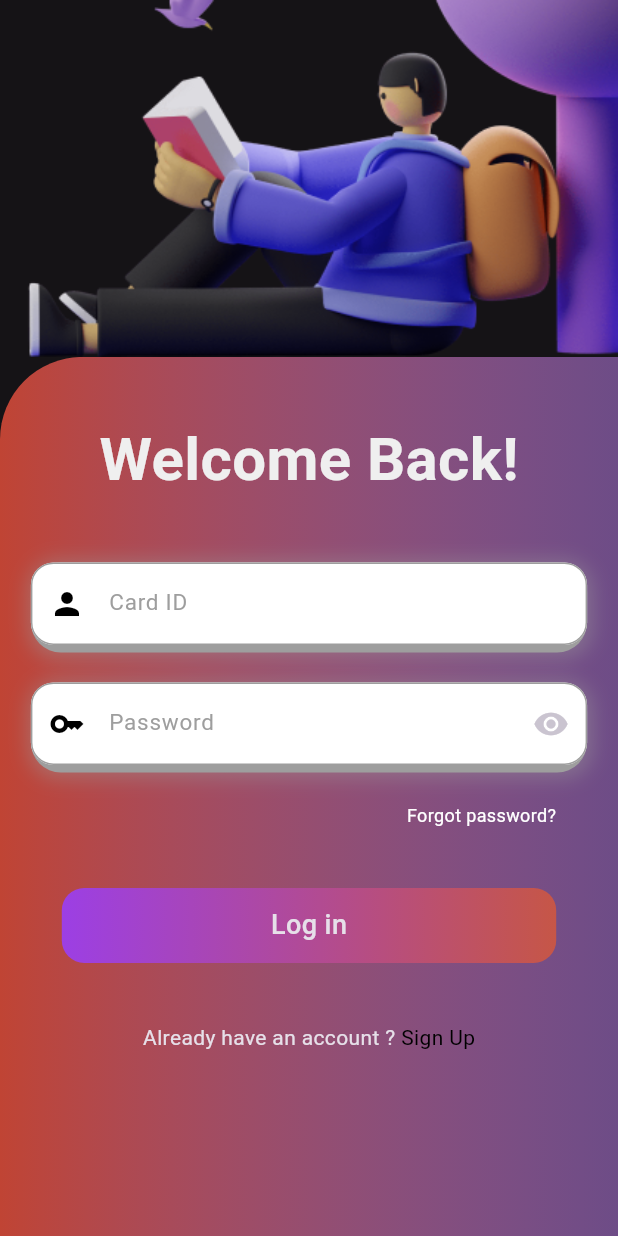
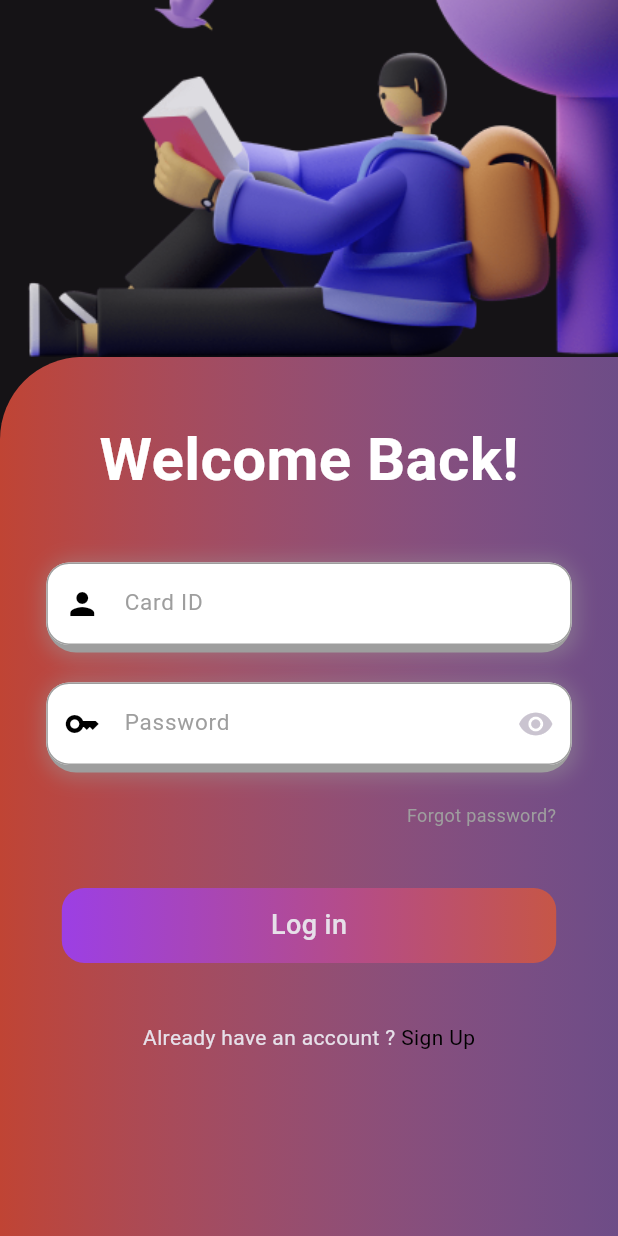
Before and after one commit to OMARALSAIED/ips_tracking, a Flutter app: the screen it shows after launch, on a phone screen of 412 x 824 dp. Run offline on Flutter 3.47's test engine with Material 3 defaults, Android fonts, the phone set to English and light mode, and no system bars; our stand-ins replace go_router, qr_flutter; missing offline and left inert: qr_code_scanner.

Commit message:
signUP first Screen Done

```diff
--- a/lib/Features/Auth/presentation/view/SignUp.dart
+++ b/lib/Features/Auth/presentation/view/SignUp.dart
@@ -1,11 +1,11 @@
 import 'package:flutter/material.dart';
 import 'package:ips_tracking/Features/Auth/presentation/view/widgets/SignUp_body.dart';
 
-class SignUp extends StatelessWidget {
-  const SignUp({super.key});
+class  SignUp extends StatelessWidget {
+  const  SignUp({super.key});
 
   @override
   Widget build(BuildContext context) {
-    return SignUpBody();
+    return Scaffold(body:  SignUpBody(),);
   }
 }
--- a/lib/Features/Auth/presentation/view/widgets/CustomContainerTextField.dart
+++ b/lib/Features/Auth/presentation/view/widgets/CustomContainerTextField.dart
@@ -1,4 +1,6 @@
+import 'package:flutter/cupertino.dart';
 import 'package:flutter/material.dart';
+
 
 import 'package:ips_tracking/core/utils/Styles.dart';
 
@@ -9,11 +11,13 @@ class CustomContainerTextField extends StatelessWidget {
     super.key,
     required this.hint, required this.prefixIcon,
      this.suffixIcon,
-     this.validator
+     this.validator,
+
   });
   final Icon prefixIcon;
    Icon? suffixIcon;
   final String? hint;
+
   String? Function(String?)? validator;
 
   @override
@@ -32,7 +36,7 @@ class CustomContainerTextField extends StatelessWidget {
                     offset: Offset(1, 1))
               ]),
           height: 60,
-          width: MediaQuery.of(context).size.width * 0.9,
+          width: MediaQuery.of(context).size.width * 0.85,
           child: TextFormField(
 
             validator:validator ,
--- a/lib/Features/Auth/presentation/view/widgets/CustomPassword_TextField.dart
+++ b/lib/Features/Auth/presentation/view/widgets/CustomPassword_TextField.dart
@@ -36,7 +36,7 @@ class _CustomPasswordTextFieldState extends State<CustomPasswordTextField> {
                 offset: Offset(1, 1))
           ]),
       height: 60,
-      width: MediaQuery.of(context).size.width * 0.9,
+      width: MediaQuery.of(context).size.width * 0.85,
       child: TextFormField(
 
         obscureText: obscureText,
--- a/lib/constant.dart
+++ b/lib/constant.dart
@@ -3,6 +3,7 @@ import 'package:flutter/material.dart';
 const kprimaryColor = Color(0xff151316);
 const kBlackColor =Colors.black;
 const kWhiteColor =Colors.white;
+const kgreyColor =Colors.grey;
 const kliner1=Color.fromARGB(255, 192, 68, 52);
 const kliner2=Color.fromARGB(143, 179, 121, 223);
 const kTranstionDuartion = Duration(milliseconds: 250);
--- a/lib/core/utils/Styles.dart
+++ b/lib/core/utils/Styles.dart
@@ -6,7 +6,7 @@ import 'package:ips_tracking/constant.dart';
 abstract class Styles {
 
   static const textstyle40 =
-      TextStyle(fontSize: 40, fontWeight: FontWeight.w600,color: Color(0xffEFEFEF));
+      TextStyle(fontSize: 40, fontWeight: FontWeight.w600,color: kWhiteColor);
 
   static const textstyle20 = TextStyle(
 
@@ -26,7 +26,7 @@ abstract class Styles {
     fontWeight: FontWeight.w500,
   );
    static const textstyle12 = TextStyle(
-    color: kWhiteColor,
+    color: kgreyColor,
     fontSize: 12,
 
   );
```
Also changed, not shown: lib/Features/Auth/presentation/view/widgets/SignUp_body.dart (+11 -7 lines), lib/Features/Auth/presentation/view/widgets/SingUpContainerBody.dart (+37 -2 lines).
